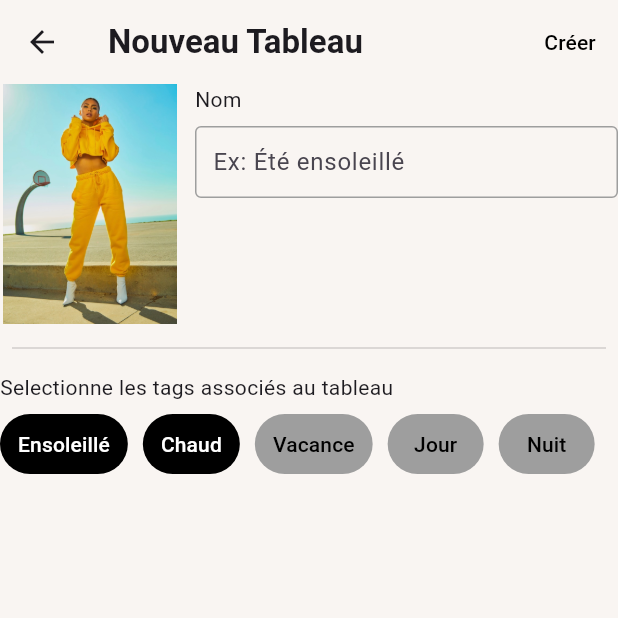
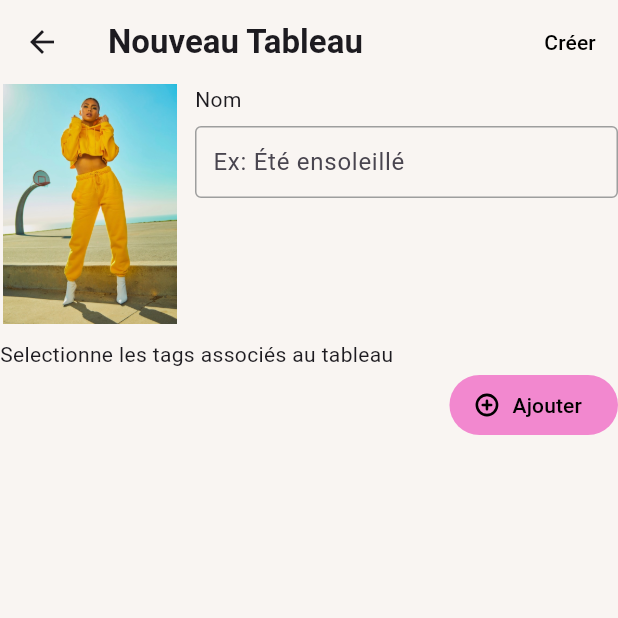
Before and after one commit to ArilessTir/wear_weather, a Flutter app: the TabModalPage screen opened directly, after a tap on "Créer tableau", on a phone screen of 412 x 824 dp, the top half of it. Run offline on Flutter 3.47's test engine with Material 3 defaults, Android fonts, the light colour scheme and no system bars; our stand-ins replace firebase_core, persistent_bottom_nav_bar_v2, phosphor_flutter; accounts and stored records are empty.

Commit message:
Update tag

```diff
--- a/lib/core/widget/tab_save.dart
+++ b/lib/core/widget/tab_save.dart
@@ -1,4 +1,5 @@
 import 'package:flutter/material.dart';
+import 'package:phosphor_flutter/phosphor_flutter.dart';
 
 class TabModalPage extends StatefulWidget {
   const TabModalPage({super.key});
@@ -126,9 +127,7 @@ class _TabModalPageState extends State<TabModalPage> {
                     width: 120,
                     height: 160,
                   ),
-                  SizedBox(
-                    width: 10,
-                  ),
+                  const SizedBox(width: 10),
                   const Expanded(
                     child: Column(
                       crossAxisAlignment: CrossAxisAlignment
@@ -163,67 +162,22 @@ class _TabModalPageState extends State<TabModalPage> {
                   ),
                 ],
               ),
-              const Padding(
-                padding: EdgeInsets.all(8.0),
-                child: Divider(color: Color.fromARGB(41, 0, 0, 0)),
-              ),
+              const SizedBox(height: 10),
               const Text("Selectionne les tags associés au tableau"),
-              Padding(
-                padding: const EdgeInsets.symmetric(vertical: 8),
-                child: Container(
-                  height: 40,
-                  child: ListView(
-                    scrollDirection: Axis.horizontal,
-                    children: [
-                      TextButton(
-                        onPressed: () {},
-                        child: Text('Ensoleillé'),
-                        style: TextButton.styleFrom(
-                          foregroundColor: Colors.white,
-                          backgroundColor: Colors.black,
-                        ),
-                      ),
-                      SizedBox(width: 10),
-                      TextButton(
-                        onPressed: () {},
-                        child: Text('Chaud'),
-                        style: TextButton.styleFrom(
-                          foregroundColor: Colors.white,
-                          backgroundColor: Colors.black,
-                        ),
-                      ),
-                      SizedBox(width: 10),
-                      TextButton(
-                        onPressed: () {},
-                        child: Text('Vacance'),
-                        style: TextButton.styleFrom(
-                          foregroundColor: Colors.black,
-                          backgroundColor: Colors.grey,
-                        ),
-                      ),
-                      SizedBox(width: 10),
-                      TextButton(
-                        onPressed: () {},
-                        child: Text('Jour'),
-                        style: TextButton.styleFrom(
-                          foregroundColor: Colors.black,
-                          backgroundColor: Colors.grey,
-                        ),
-                      ),
-                      SizedBox(width: 10),
-                      TextButton(
-                        onPressed: () {},
-                        child: Text('Nuit'),
-                        style: TextButton.styleFrom(
-                          foregroundColor: Colors.black,
-                          backgroundColor: Colors.grey,
-                        ),
-                      ),
-                      SizedBox(width: 10),
-                    ],
+              Row(
+                mainAxisAlignment: MainAxisAlignment.end,
+                children: [
+                  FilledButton.icon(
+                    style: FilledButton.styleFrom(
+                      foregroundColor: Colors.black,
+                      backgroundColor: const Color.fromRGBO(242, 136, 207, 1),
+                    ),
+                    onPressed: () {},
+                    icon: const Icon(PhosphorIconsBold.plusCircle),
+                    label: const Text('Ajouter'),
                   ),
-                ),
-              ),
+                ],
+              )
             ],
           ),
         ),
```
